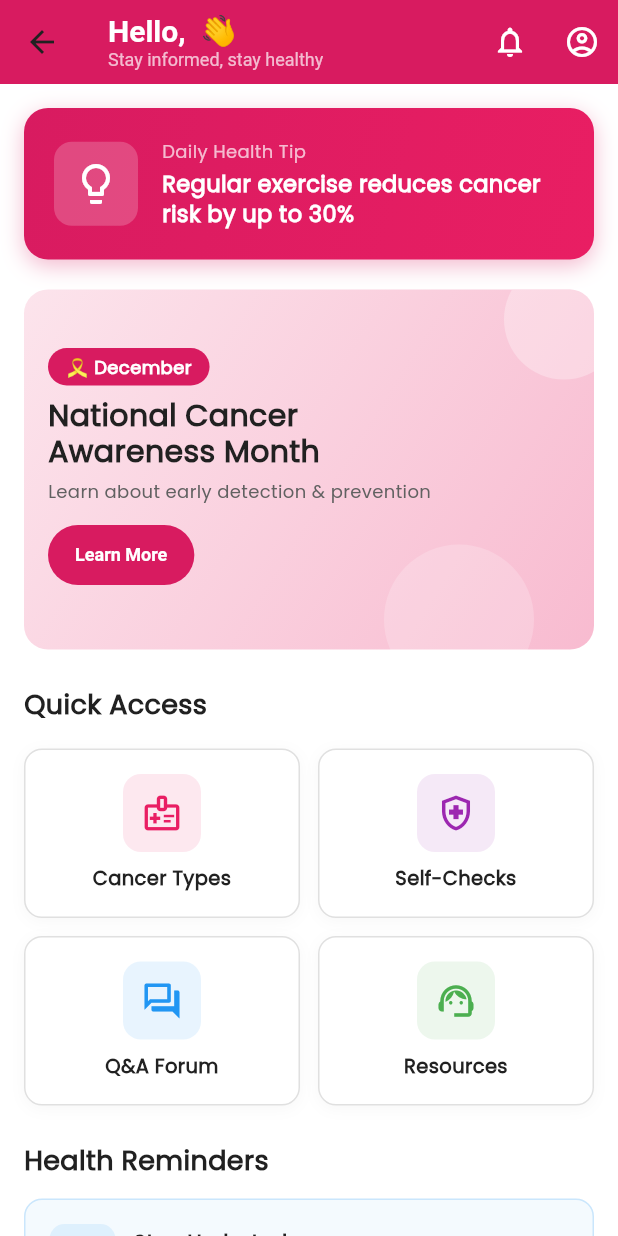
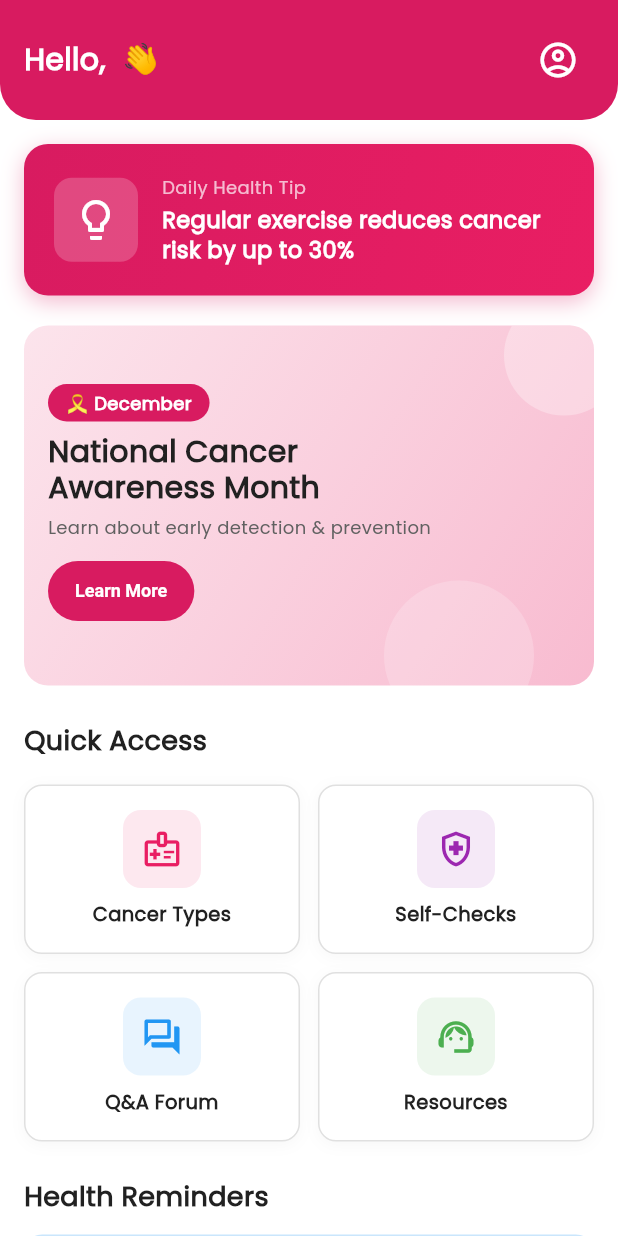
Before and after one commit to robertterquin/ONCOSENSE, a Flutter app: the HomeScreen screen opened directly, on a phone screen of 412 x 824 dp. Run offline on Flutter 3.47's test engine with Material 3 defaults, Android fonts, the phone set to English and light mode, and no system bars; our stand-ins replace flutter_dotenv, google_fonts, supabase_flutter; accounts and stored records are empty; statements that could not run were skipped.

Commit message:
feat: Enhance Home Screen App Bar with flexible space and user profile access

```diff
--- a/lib/screens/home/home_screen.dart
+++ b/lib/screens/home/home_screen.dart
@@ -37,10 +37,23 @@ class _HomeScreenState extends State<HomeScreen> {
             // App Bar
             SliverAppBar(
               floating: true,
+              expandedHeight: 80,
               backgroundColor: const Color(0xFFD81B60),
               elevation: 0,
-              title: Column(
-                crossAxisAlignment: CrossAxisAlignment.start,
+              automaticallyImplyLeading: false,
+              shape: const RoundedRectangleBorder(
+                borderRadius: BorderRadius.only(
+                  bottomLeft: Radius.circular(24),
+                  bottomRight: Radius.circular(24),
+                ),
+              ),
+              flexibleSpace: FlexibleSpaceBar(
+                background: SafeArea(
+                  child: Center(
+                    child: Padding(
+                      padding: const EdgeInsets.symmetric(horizontal: 16),
+                      child: Row(
+                        mainAxisAlignment: MainAxisAlignment.spaceBetween,
                         children: [
                           Text(
                             'Hello, $userName 👋',
@@ -50,30 +63,22 @@ class _HomeScreenState extends State<HomeScreen> {
                               fontWeight: FontWeight.bold,
                             ),
                           ),
-                  const Text(
-                    'Stay informed, stay healthy',
-                    style: TextStyle(
-                      color: Colors.white70,
-                      fontSize: 12,
-                      fontWeight: FontWeight.normal,
-                    ),
-                  ),
-                ],
-              ),
-              actions: [
+                          Row(
+                            children: [
                               IconButton(
-                  icon: const Icon(Icons.notifications_outlined, color: Colors.white),
-                  onPressed: () {
-                    // TODO: Navigate to notifications
-                  },
-                ),
-                IconButton(
-                  icon: const Icon(Icons.account_circle_outlined, color: Colors.white),
+                                icon: const Icon(Icons.account_circle_outlined, color: Colors.white, size: 28),
                                 onPressed: () {
                                   // TODO: Navigate to profile
                                 },
                               ),
                             ],
+                          ),
+                        ],
+                      ),
+                    ),
+                  ),
+                ),
+              ),
             ),
 
             // Content
```
Lines whose indentation alone changed are shown as unchanged.
